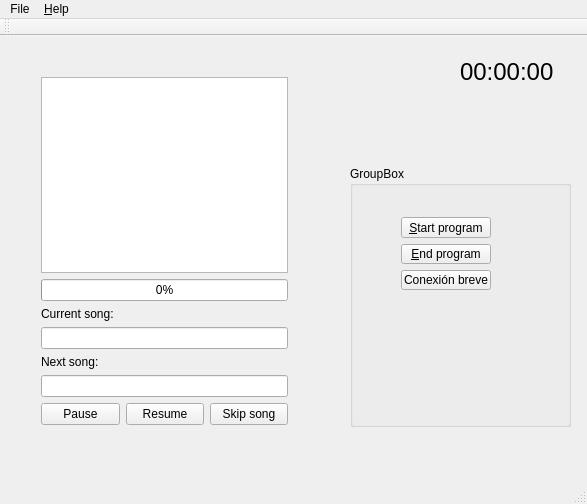
Above: src/radioui/radioconsole.ui from rsalinas/ecoradio before the change. Below: the same form after it.
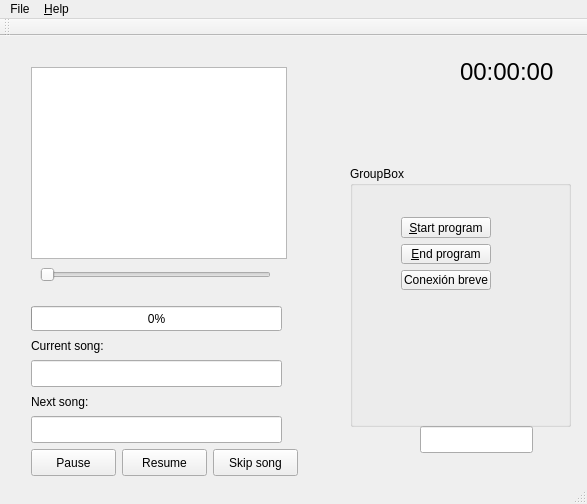
That is the form after the change.

Commit message: Add position slider to UI

```diff
--- a/src/radioui/radioconsole.ui
+++ b/src/radioui/radioconsole.ui
@@ -87,76 +87,142 @@
      </layout>
     </widget>
    </widget>
-   <widget class="QWidget" name="layoutWidget">
+   <widget class="QSlider" name="currentPosSlider">
     <property name="geometry">
      <rect>
-      <x>30</x>
-      <y>30</y>
-      <width>269</width>
-      <height>370</height>
+      <x>40</x>
+      <y>230</y>
+      <width>231</width>
+      <height>18</height>
      </rect>
     </property>
-    <layout class="QGridLayout" name="gridLayout">
-     <item row="1" column="0" colspan="3">
-      <widget class="QProgressBar" name="vumMain">
-       <property name="value">
-        <number>0</number>
-       </property>
-      </widget>
-     </item>
-     <item row="2" column="0">
+    <property name="orientation">
+     <enum>Qt::Horizontal</enum>
+    </property>
+   </widget>
+   <widget class="QLineEdit" name="currentPosEdit">
+    <property name="geometry">
+     <rect>
+      <x>420</x>
+      <y>390</y>
+      <width>113</width>
+      <height>27</height>
+     </rect>
+    </property>
+   </widget>
+   <widget class="QPushButton" name="resumeButton">
+    <property name="geometry">
+     <rect>
+      <x>122</x>
+      <y>413</y>
+      <width>85</width>
+      <height>27</height>
+     </rect>
+    </property>
+    <property name="text">
+     <string>Resume</string>
+    </property>
+   </widget>
+   <widget class="QLineEdit" name="nextSongEdit">
+    <property name="geometry">
+     <rect>
+      <x>31</x>
+      <y>380</y>
+      <width>251</width>
+      <height>27</height>
+     </rect>
+    </property>
+    <property name="text">
+     <string/>
+    </property>
+   </widget>
       <widget class="QLabel" name="label_2">
+    <property name="geometry">
+     <rect>
+      <x>31</x>
+      <y>301</y>
+      <width>81</width>
+      <height>17</height>
+     </rect>
+    </property>
        <property name="text">
         <string>Current song:</string>
        </property>
       </widget>
-     </item>
-     <item row="3" column="0" colspan="3">
       <widget class="QLineEdit" name="currentSongEdit">
+    <property name="geometry">
+     <rect>
+      <x>31</x>
+      <y>324</y>
+      <width>251</width>
+      <height>27</height>
+     </rect>
+    </property>
        <property name="text">
         <string/>
        </property>
       </widget>
-     </item>
-     <item row="4" column="0">
       <widget class="QLabel" name="label_3">
+    <property name="geometry">
+     <rect>
+      <x>31</x>
+      <y>357</y>
+      <width>64</width>
+      <height>17</height>
+     </rect>
+    </property>
        <property name="text">
         <string>Next song:</string>
        </property>
       </widget>
-     </item>
-     <item row="5" column="0" colspan="3">
-      <widget class="QLineEdit" name="nextSongEdit">
-       <property name="text">
-        <string/>
-       </property>
-      </widget>
-     </item>
-     <item row="6" column="0">
-      <widget class="QPushButton" name="pauseButton">
-       <property name="text">
-        <string>Pause</string>
-       </property>
-      </widget>
-     </item>
-     <item row="6" column="1">
-      <widget class="QPushButton" name="resumeButton">
-       <property name="text">
-        <string>Resume</string>
-       </property>
-      </widget>
-     </item>
-     <item row="6" column="2">
+   <widget class="QProgressBar" name="vumMain">
+    <property name="geometry">
+     <rect>
+      <x>31</x>
+      <y>270</y>
+      <width>251</width>
+      <height>25</height>
+     </rect>
+    </property>
+    <property name="value">
+     <number>0</number>
+    </property>
+   </widget>
       <widget class="QPushButton" name="skipButton">
+    <property name="geometry">
+     <rect>
+      <x>213</x>
+      <y>413</y>
+      <width>85</width>
+      <height>27</height>
+     </rect>
+    </property>
        <property name="text">
         <string>Skip song</string>
        </property>
       </widget>
-     </item>
-     <item row="0" column="0" colspan="3">
-      <widget class="QListWidget" name="programList"/>
-     </item>
-    </layout>
+   <widget class="QListWidget" name="programList">
+    <property name="geometry">
+     <rect>
+      <x>31</x>
+      <y>31</y>
+      <width>256</width>
+      <height>192</height>
+     </rect>
+    </property>
+   </widget>
+   <widget class="QPushButton" name="pauseButton">
+    <property name="geometry">
+     <rect>
+      <x>31</x>
+      <y>413</y>
+      <width>85</width>
+      <height>27</height>
+     </rect>
+    </property>
+    <property name="text">
+     <string>Pause</string>
+    </property>
    </widget>
   </widget>
   <widget class="QMenuBar" name="menuBar">
```
Lines whose indentation alone changed are shown as unchanged.
